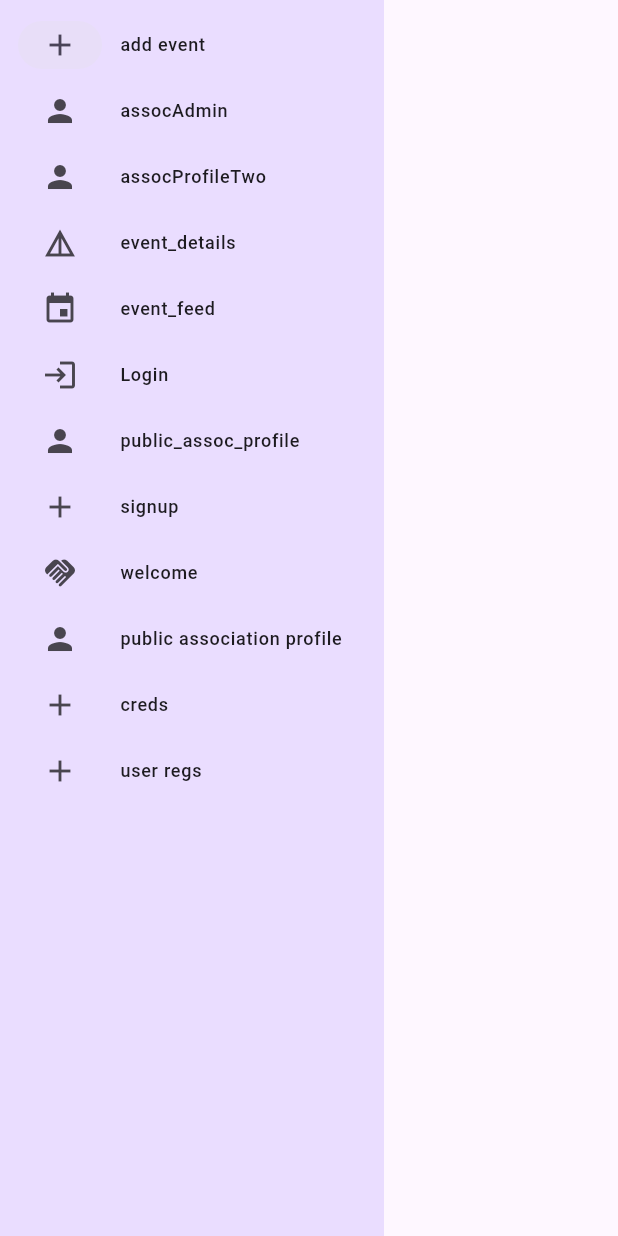
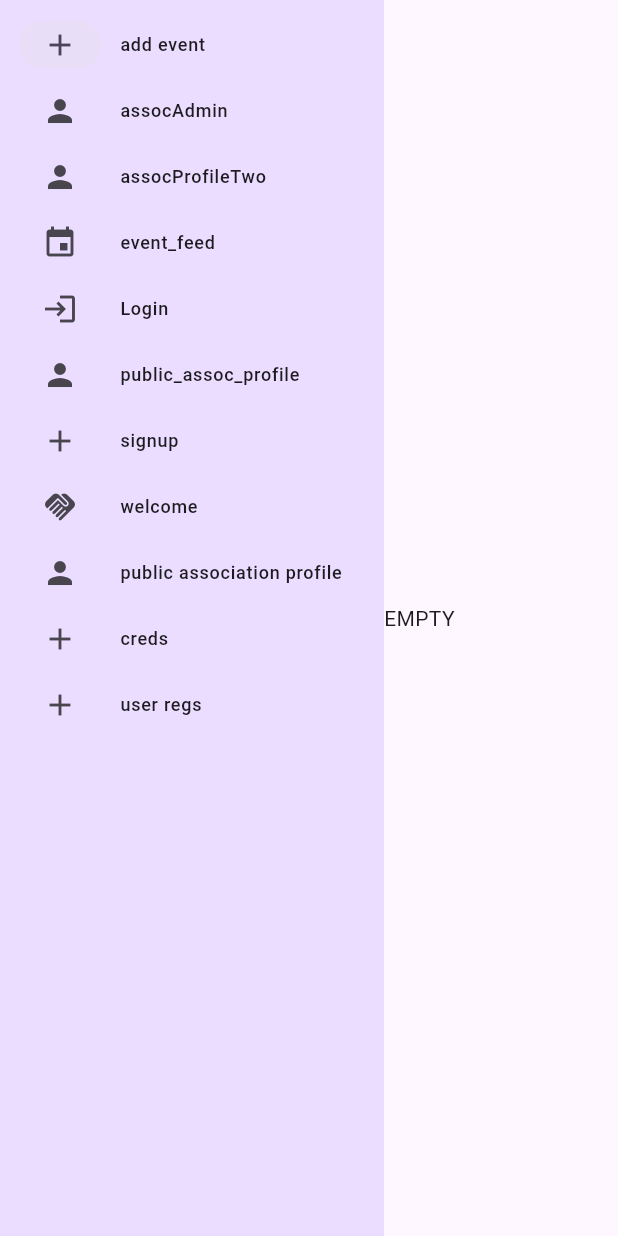
Before and after one commit to badis-byte/dzevent, a Flutter app: the screen it shows after launch, on a phone screen of 412 x 824 dp. Run offline on Flutter 3.47's test engine with Material 3 defaults, Android fonts, the phone set to English and light mode, and no system bars; our stand-ins replace flutter_bloc, flutter_svg, image_picker, sqflite, sqflite_common_ffi, supabase_flutter; accounts and stored records are empty.

Commit message:
fix: some polishing

```diff
--- a/lib/presentation/screens/associationProfileTwo.dart
+++ b/lib/presentation/screens/associationProfileTwo.dart
@@ -1,4 +1,4 @@
-import 'package:dzevent/presentation/screens/addEvent.dart';
+import 'package:dzevent/presentation/screens/add_event.dart';
 import 'package:flutter/material.dart';
 
 void main(List<String> args) {
--- a/lib/presentation/screens/event_details.dart
+++ b/lib/presentation/screens/event_details.dart
@@ -1,13 +1,12 @@
-import 'package:dzevent/lib/defs.dart';
+import 'package:dzevent/data/models/event_model.dart';
 import 'package:dzevent/lib/styles.dart';
 import 'package:flutter/material.dart';
 import 'package:intl/intl.dart';
-import 'package:dzevent/data/fake_data.dart' as DATA;
 
 class EventDetails extends StatelessWidget {
   final double _imageHeight = 270;
-  final event = DATA.event1;
-  EventDetails({super.key});
+  final EventModel event;
+  const EventDetails({super.key, required this.event});
 
   @override
   Widget build(BuildContext context) {
--- a/lib/presentation/screens/home.dart
+++ b/lib/presentation/screens/home.dart
@@ -1,4 +1,4 @@
-import 'package:dzevent/presentation/screens/addEvent.dart';
+import 'package:dzevent/presentation/screens/add_event.dart';
 import 'package:dzevent/presentation/screens/assocAdmin.dart';
 import 'package:dzevent/presentation/screens/associationProfileTwo.dart';
 import 'package:dzevent/presentation/screens/event_details.dart';
@@ -33,11 +33,6 @@ final _links = [
   Link(icon: Icons.person, label: "assocAdmin", page: Assocadmin()),
   Link(icon: Icons.person, label: "assocProfileTwo", page: AssocProfTwo()),
 
-  Link(
-    icon: Icons.details_outlined,
-    label: "event_details",
-    page: EventDetails(),
-  ),
   Link(icon: Icons.event, label: "event_feed", page: EventFeed()),
   Link(icon: Icons.login, label: "Login", page: Login()),
   Link(
@@ -62,8 +57,6 @@ class NavScreen extends StatelessWidget {
 
   @override
   Widget build(BuildContext context) {
-    final postFuture = Supabase.instance.client.from('Post').select();
-
     return Scaffold(
       body: Row(
         children: [
@@ -85,21 +78,7 @@ class NavScreen extends StatelessWidget {
               );
             },
           ),
-          Expanded(
-            child: FutureBuilder(
-              future: postFuture,
-              builder: (context, snapshot) {
-                if (!snapshot.hasData) {
-                  return const Center(child: CircularProgressIndicator());
-                }
-                final posts = snapshot.data!;
-                return ListView.builder(
-                  itemCount: posts.length,
-                  itemBuilder: (context, index) => Text(posts[index]['name']),
-                );
-              },
-            ),
-          ),
+          Center(child: Text("EMPTY")),
         ],
       ),
     );
```
Also changed, not shown: lib/presentation/screens/add_event.dart (renamed from lib/presentation/screens/addEvent.dart).
